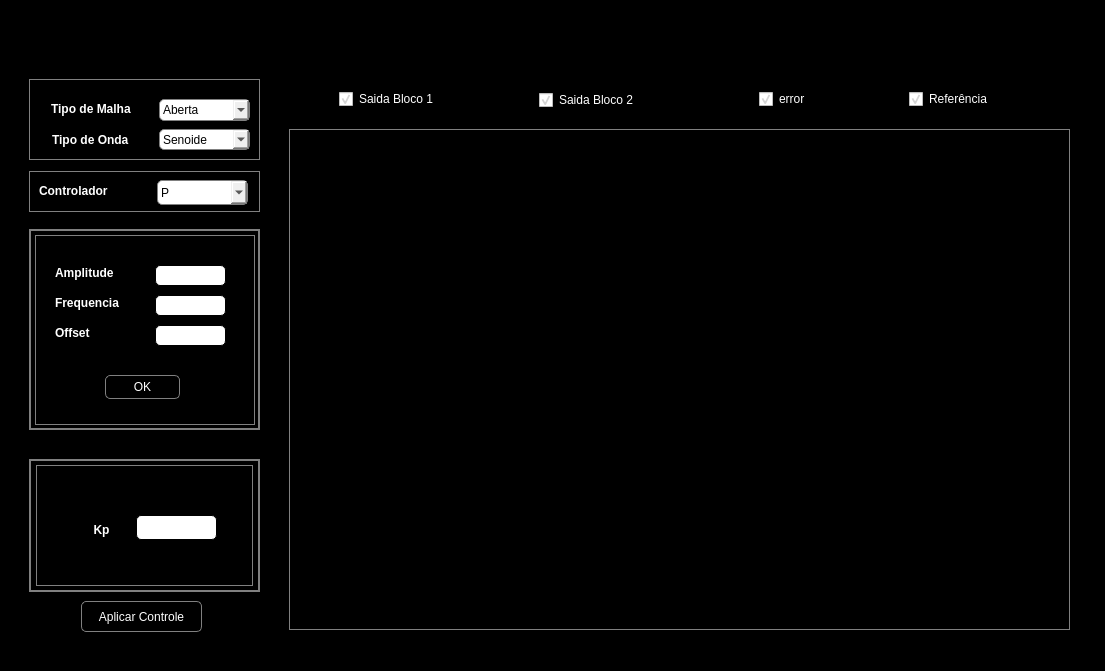
The window that interface.ui (Aandre99/Projeto-Sistema-De-Controle) describes before a commit, drawn with Qt 5.
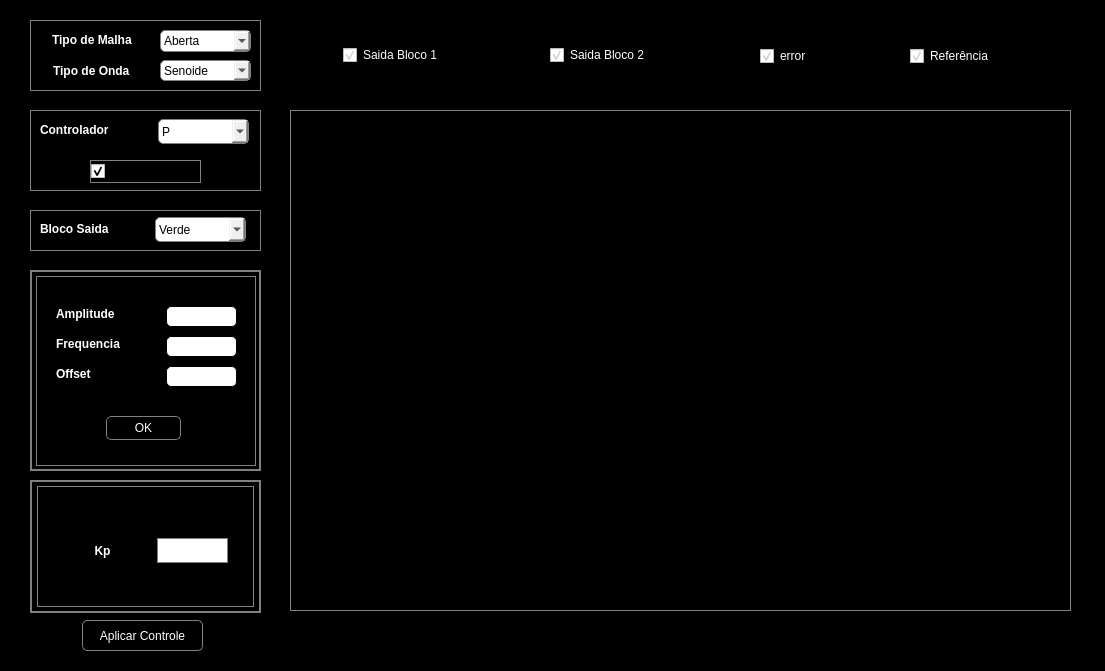
The same window after the commit.

Commit message: Adicionando a opção de tempos e ganhos

What changed in the file:
```diff
--- a/interface.ui
+++ b/interface.ui
@@ -29,8 +29,8 @@
    <widget class="QFrame" name="frame_geral">
     <property name="geometry">
      <rect>
-      <x>-1</x>
-      <y>-1</y>
+      <x>0</x>
+      <y>0</y>
       <width>1111</width>
       <height>691</height>
      </rect>
@@ -66,7 +66,7 @@
      <property name="geometry">
       <rect>
        <x>30</x>
-       <y>230</y>
+       <y>270</y>
        <width>231</width>
        <height>201</height>
       </rect>
@@ -180,7 +180,7 @@
         </property>
         <property name="geometry">
          <rect>
-          <x>120</x>
+          <x>130</x>
           <y>30</y>
           <width>71</width>
           <height>21</height>
@@ -199,7 +199,7 @@
         </property>
         <property name="geometry">
          <rect>
-          <x>120</x>
+          <x>130</x>
           <y>60</y>
           <width>71</width>
           <height>21</height>
@@ -218,7 +218,7 @@
         </property>
         <property name="geometry">
          <rect>
-          <x>120</x>
+          <x>130</x>
           <y>90</y>
           <width>71</width>
           <height>21</height>
@@ -569,9 +569,9 @@
      <property name="geometry">
       <rect>
        <x>30</x>
-       <y>80</y>
+       <y>20</y>
        <width>231</width>
-       <height>81</height>
+       <height>71</height>
       </rect>
      </property>
      <property name="styleSheet">
@@ -587,7 +587,7 @@
       <property name="geometry">
        <rect>
         <x>22</x>
-        <y>20</y>
+        <y>10</y>
         <width>100</width>
         <height>20</height>
        </rect>
@@ -609,7 +609,7 @@
       <property name="geometry">
        <rect>
         <x>130</x>
-        <y>20</y>
+        <y>10</y>
         <width>91</width>
         <height>22</height>
        </rect>
@@ -636,7 +636,7 @@
       <property name="geometry">
        <rect>
         <x>23</x>
-        <y>50</y>
+        <y>40</y>
         <width>101</width>
         <height>21</height>
        </rect>
@@ -658,7 +658,7 @@
       <property name="geometry">
        <rect>
         <x>130</x>
-        <y>50</y>
+        <y>40</y>
         <width>91</width>
         <height>21</height>
        </rect>
@@ -701,7 +701,7 @@
      <property name="geometry">
       <rect>
        <x>290</x>
-       <y>130</y>
+       <y>110</y>
        <width>781</width>
        <height>501</height>
       </rect>
@@ -726,9 +726,9 @@
      <property name="geometry">
       <rect>
        <x>290</x>
-       <y>80</y>
+       <y>20</y>
        <width>781</width>
-       <height>40</height>
+       <height>71</height>
       </rect>
      </property>
      <property name="styleSheet">
@@ -746,8 +746,8 @@
      <widget class="QCheckBox" name="checkBox_bloco1">
       <property name="geometry">
        <rect>
-        <x>50</x>
-        <y>10</y>
+        <x>53</x>
+        <y>25</y>
         <width>111</width>
         <height>20</height>
        </rect>
@@ -766,8 +766,8 @@
      <widget class="QCheckBox" name="checkBox_bloco2">
       <property name="geometry">
        <rect>
-        <x>250</x>
-        <y>11</y>
+        <x>260</x>
+        <y>25</y>
         <width>111</width>
         <height>20</height>
        </rect>
@@ -787,7 +787,7 @@
       <property name="geometry">
        <rect>
         <x>620</x>
-        <y>10</y>
+        <y>26</y>
         <width>111</width>
         <height>20</height>
        </rect>
@@ -807,7 +807,7 @@
       <property name="geometry">
        <rect>
         <x>470</x>
-        <y>10</y>
+        <y>26</y>
         <width>111</width>
         <height>20</height>
        </rect>
@@ -828,7 +828,7 @@
      <property name="geometry">
       <rect>
        <x>30</x>
-       <y>460</y>
+       <y>480</y>
        <width>231</width>
        <height>133</height>
       </rect>
@@ -886,9 +886,9 @@
        <widget class="QLineEdit" name="lineEdit_P">
         <property name="geometry">
          <rect>
-          <x>100</x>
-          <y>50</y>
-          <width>81</width>
+          <x>120</x>
+          <y>52</y>
+          <width>71</width>
           <height>25</height>
          </rect>
         </property>
@@ -896,7 +896,7 @@
          <string notr="true">QLineEdit{
 border: 1px solid black;
 border-radius: 5px;
-}</string>
+};</string>
         </property>
        </widget>
       </widget>
@@ -1147,9 +1147,9 @@
      <property name="geometry">
       <rect>
        <x>30</x>
-       <y>172</y>
+       <y>110</y>
        <width>231</width>
-       <height>41</height>
+       <height>81</height>
       </rect>
      </property>
      <property name="styleSheet">
@@ -1230,12 +1230,41 @@
        </property>
       </item>
      </widget>
+     <widget class="QCheckBox" name="checkBox_2">
+      <property name="geometry">
+       <rect>
+        <x>60</x>
+        <y>50</y>
+        <width>111</width>
+        <height>23</height>
+       </rect>
+      </property>
+      <property name="font">
+       <font>
+        <weight>75</weight>
+        <bold>true</bold>
+       </font>
+      </property>
+      <property name="styleSheet">
+       <string notr="true">border: 0px solid black;
+color: white;
+QCheckBox::indicator:checked {
+    color:red
+}</string>
+      </property>
+      <property name="text">
+       <string>Usar Ganhos</string>
+      </property>
+      <property name="checked">
+       <bool>true</bool>
+      </property>
+     </widget>
     </widget>
     <widget class="QPushButton" name="pushButton_controle">
      <property name="geometry">
       <rect>
        <x>82</x>
-       <y>602</y>
+       <y>620</y>
        <width>121</width>
        <height>31</height>
       </rect>
@@ -1255,6 +1284,80 @@
       <string>Aplicar Controle</string>
      </property>
     </widget>
+    <widget class="QFrame" name="frame_saida">
+     <property name="geometry">
+      <rect>
+       <x>30</x>
+       <y>210</y>
+       <width>231</width>
+       <height>41</height>
+      </rect>
+     </property>
+     <property name="styleSheet">
+      <string notr="true">border: 1px solid gray;</string>
+     </property>
+     <property name="frameShape">
+      <enum>QFrame::StyledPanel</enum>
+     </property>
+     <property name="frameShadow">
+      <enum>QFrame::Raised</enum>
+     </property>
+     <widget class="QComboBox" name="comboBox_saida">
+      <property name="geometry">
+       <rect>
+        <x>125</x>
+        <y>7</y>
+        <width>91</width>
+        <height>25</height>
+       </rect>
+      </property>
+      <property name="layoutDirection">
+       <enum>Qt::LeftToRight</enum>
+      </property>
+      <property name="autoFillBackground">
+       <bool>false</bool>
+      </property>
+      <property name="styleSheet">
+       <string notr="true">QComboBox {
+    border: 1px solid gray;
+    border-radius: 5px;
+    padding: 1px 3px 1px 3px;
+}</string>
+      </property>
+      <item>
+       <property name="text">
+        <string>Verde</string>
+       </property>
+      </item>
+      <item>
+       <property name="text">
+        <string>Vermelho</string>
+       </property>
+      </item>
+     </widget>
+     <widget class="QLabel" name="label_13">
+      <property name="geometry">
+       <rect>
+        <x>10</x>
+        <y>10</y>
+        <width>101</width>
+        <height>17</height>
+       </rect>
+      </property>
+      <property name="font">
+       <font>
+        <weight>75</weight>
+        <bold>true</bold>
+       </font>
+      </property>
+      <property name="styleSheet">
+       <string notr="true">border: 0px solid black;</string>
+      </property>
+      <property name="text">
+       <string>Bloco Saida</string>
+      </property>
+     </widget>
+    </widget>
    </widget>
   </widget>
  </widget>
```
Left out of the diff: 2 changed lines with no effect on the pictures. The commit also changes 8 other files.
